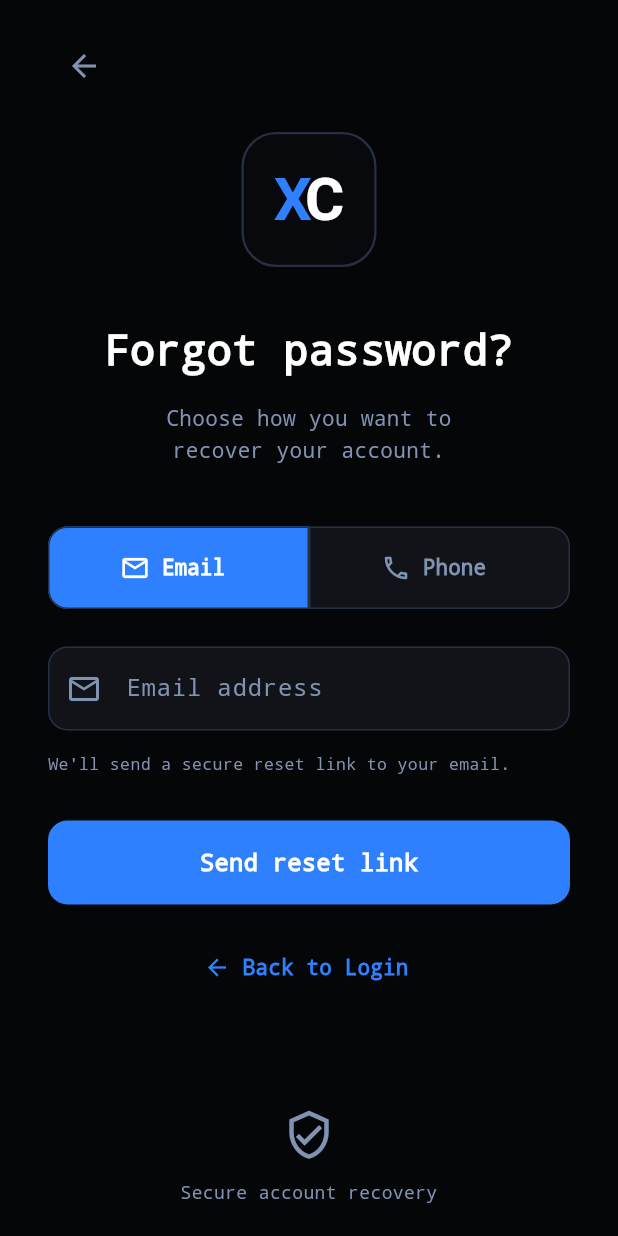
After one commit to MaxTheThawne/XChange, a Flutter app: the ForgotPasswordScreen screen opened directly, on a phone screen of 412 x 824 dp. The commit adds this screen. Run offline on Flutter 3.47's test engine with Material 3 defaults, Android fonts, the light colour scheme and no system bars.

Commit message:
Add forgot password screen

```diff
--- /dev/null
+++ b/lib/forgot_password_screen.dart
@@ -0,0 +1,361 @@
+import 'package:flutter/material.dart';
+
+class ForgotPasswordScreen extends StatefulWidget {
+  const ForgotPasswordScreen({super.key});
+
+  @override
+  State<ForgotPasswordScreen> createState() =>
+      _ForgotPasswordScreenState();
+}
+
+class _ForgotPasswordScreenState
+    extends State<ForgotPasswordScreen> {
+  bool recoverWithEmail = true;
+
+  final TextEditingController recoveryController =
+  TextEditingController();
+
+  @override
+  void dispose() {
+    recoveryController.dispose();
+    super.dispose();
+  }
+
+  void selectRecoveryMethod(bool useEmail) {
+    setState(() {
+      recoverWithEmail = useEmail;
+      recoveryController.clear();
+    });
+  }
+
+  void sendRecoveryRequest() {
+    String userInput = recoveryController.text.trim();
+
+    if (userInput.isEmpty) {
+      ScaffoldMessenger.of(context).showSnackBar(
+        SnackBar(
+          content: Text(
+            recoverWithEmail
+                ? 'Please enter your email address.'
+                : 'Please enter your phone number.',
+          ),
+        ),
+      );
+
+      return;
+    }
+
+
+  }
+
+  @override
+  Widget build(BuildContext context) {
+    return Scaffold(
+      backgroundColor: const Color(0xFF050607),
+      body: SafeArea(
+        child: ListView(
+          padding: const EdgeInsets.symmetric(
+            horizontal: 32,
+            vertical: 20,
+          ),
+          children: [
+            // Back button
+            Align(
+              alignment: Alignment.centerLeft,
+              child: IconButton(
+                onPressed: () {
+                  Navigator.pop(context);
+                },
+                icon: const Icon(
+                  Icons.arrow_back,
+                  color: Color(0xFF8193B2),
+                ),
+              ),
+            ),
+
+            const SizedBox(height: 20),
+
+            // XC logo
+            Center(
+              child: Container(
+                width: 90,
+                height: 90,
+                alignment: Alignment.center,
+                decoration: BoxDecoration(
+                  color: const Color(0xFF07090D),
+                  borderRadius: BorderRadius.circular(23),
+                  border: Border.all(
+                    color: const Color(0xFF263044),
+                    width: 1.5,
+                  ),
+                ),
+                child: const Text.rich(
+                  TextSpan(
+                    children: [
+                      TextSpan(
+                        text: 'X',
+                        style: TextStyle(
+                          color: Color(0xFF2F80FF),
+                        ),
+                      ),
+                      TextSpan(
+                        text: 'C',
+                        style: TextStyle(
+                          color: Colors.white,
+                        ),
+                      ),
+                    ],
+                  ),
+                  style: TextStyle(
+                    fontFamily: 'monospace',
+                    fontSize: 40,
+                    fontWeight: FontWeight.bold,
+                    letterSpacing: -4,
+                  ),
+                ),
+              ),
+            ),
+
+            const SizedBox(height: 35),
+
+            const Text(
+              'Forgot password?',
+              textAlign: TextAlign.center,
+              style: TextStyle(
+                color: Colors.white,
+                fontFamily: 'monospace',
+                fontSize: 28,
+                fontWeight: FontWeight.bold,
+              ),
+            ),
+
+            const SizedBox(height: 16),
+
+            const Text(
+              'Choose how you want to\nrecover your account.',
+              textAlign: TextAlign.center,
+              style: TextStyle(
+                color: Color(0xFF8193B2),
+                fontFamily: 'monospace',
+                fontSize: 14,
+                height: 1.5,
+              ),
+            ),
+
+            const SizedBox(height: 40),
+
+            // Email and phone selection
+            Row(
+              children: [
+                Expanded(
+                  child: SizedBox(
+                    height: 55,
+                    child: ElevatedButton.icon(
+                      onPressed: () {
+                        selectRecoveryMethod(true);
+                      },
+                      icon: const Icon(
+                        Icons.email_outlined,
+                        size: 20,
+                      ),
+                      label: const Text('Email'),
+                      style: ElevatedButton.styleFrom(
+                        backgroundColor: recoverWithEmail
+                            ? const Color(0xFF2F80FF)
+                            : const Color(0xFF111318),
+                        foregroundColor: recoverWithEmail
+                            ? Colors.white
+                            : const Color(0xFF8193B2),
+                        elevation: 0,
+                        side: const BorderSide(
+                          color: Color(0xFF263044),
+                        ),
+                        shape: const RoundedRectangleBorder(
+                          borderRadius: BorderRadius.only(
+                            topLeft: Radius.circular(13),
+                            bottomLeft: Radius.circular(13),
+                          ),
+                        ),
+                        textStyle: const TextStyle(
+                          fontFamily: 'monospace',
+                          fontWeight: FontWeight.bold,
+                        ),
+                      ),
+                    ),
+                  ),
+                ),
+
+                Expanded(
+                  child: SizedBox(
+                    height: 55,
+                    child: ElevatedButton.icon(
+                      onPressed: () {
+                        selectRecoveryMethod(false);
+                      },
+                      icon: const Icon(
+                        Icons.phone_outlined,
+                        size: 20,
+                      ),
+                      label: const Text('Phone'),
+                      style: ElevatedButton.styleFrom(
+                        backgroundColor: recoverWithEmail
+                            ? const Color(0xFF111318)
+                            : const Color(0xFF2F80FF),
+                        foregroundColor: recoverWithEmail
+                            ? const Color(0xFF8193B2)
+                            : Colors.white,
+                        elevation: 0,
+                        side: const BorderSide(
+                          color: Color(0xFF263044),
+                        ),
+                        shape: const RoundedRectangleBorder(
+                          borderRadius: BorderRadius.only(
+                            topRight: Radius.circular(13),
+                            bottomRight: Radius.circular(13),
+                          ),
+                        ),
+                        textStyle: const TextStyle(
+                          fontFamily: 'monospace',
+                          fontWeight: FontWeight.bold,
+                        ),
+                      ),
+                    ),
+                  ),
+                ),
+              ],
+            ),
+
+            const SizedBox(height: 25),
+
+            // Email or phone input
+            TextField(
+              controller: recoveryController,
+              keyboardType: recoverWithEmail
+                  ? TextInputType.emailAddress
+                  : TextInputType.phone,
+              style: const TextStyle(
+                color: Colors.white,
+                fontFamily: 'monospace',
+              ),
+              decoration: InputDecoration(
+                hintText: recoverWithEmail
+                    ? 'Email address'
+                    : 'Phone number',
+                hintStyle: const TextStyle(
+                  color: Color(0xFF8193B2),
+                  fontFamily: 'monospace',
+                ),
+                prefixIcon: Icon(
+                  recoverWithEmail
+                      ? Icons.email_outlined
+                      : Icons.phone_outlined,
+                  color: const Color(0xFF8193B2),
+                ),
+                filled: true,
+                fillColor: const Color(0xFF111318),
+                enabledBorder: OutlineInputBorder(
+                  borderRadius: BorderRadius.circular(13),
+                  borderSide: const BorderSide(
+                    color: Color(0xFF263044),
+                  ),
+                ),
+                focusedBorder: OutlineInputBorder(
+                  borderRadius: BorderRadius.circular(13),
+                  borderSide: const BorderSide(
+                    color: Color(0xFF2F80FF),
+                    width: 1.5,
+                  ),
+                ),
+              ),
+            ),
+
+            const SizedBox(height: 14),
+
+            Text(
+              recoverWithEmail
+                  ? 'We\'ll send a secure reset link to your email.'
+                  : 'We\'ll send an authentication OTP to your phone.',
+              style: const TextStyle(
+                color: Color(0xFF8193B2),
+                fontFamily: 'monospace',
+                fontSize: 11,
+              ),
+            ),
+
+            const SizedBox(height: 30),
+
+            // Send button
+            SizedBox(
+              width: double.infinity,
+              height: 56,
+              child: ElevatedButton(
+                onPressed: sendRecoveryRequest,
+                style: ElevatedButton.styleFrom(
+                  backgroundColor: const Color(0xFF2F80FF),
+                  foregroundColor: Colors.white,
+                  elevation: 0,
+                  shape: RoundedRectangleBorder(
+                    borderRadius: BorderRadius.circular(13),
+                  ),
+                ),
+                child: Text(
+                  recoverWithEmail
+                      ? 'Send reset link'
+                      : 'Send OTP',
+                  style: const TextStyle(
+                    fontFamily: 'monospace',
+                    fontSize: 16,
+                    fontWeight: FontWeight.bold,
+                  ),
+                ),
+              ),
+            ),
+
+            const SizedBox(height: 18),
+
+            // Back to Login
+            TextButton.icon(
+              onPressed: () {
+                Navigator.pop(context);
+              },
+              icon: const Icon(
+                Icons.arrow_back,
+                size: 18,
+              ),
+              label: const Text(
+                'Back to Login',
+                style: TextStyle(
+                  fontFamily: 'monospace',
+                  fontWeight: FontWeight.bold,
+                ),
+              ),
+              style: TextButton.styleFrom(
+                foregroundColor: const Color(0xFF2F80FF),
+              ),
+            ),
+
+            const SizedBox(height: 70),
+
+            const Icon(
+              Icons.verified_user_outlined,
+              color: Color(0xFF8193B2),
+              size: 35,
+            ),
+
+            const SizedBox(height: 12),
+
+            const Text(
+              'Secure account recovery',
+              textAlign: TextAlign.center,
+              style: TextStyle(
+                color: Color(0xFF8193B2),
+                fontFamily: 'monospace',
+                fontSize: 12,
+              ),
+            ),
+          ],
+        ),
+      ),
+    );
+  }
+}
--- a/lib/login_screen.dart
+++ b/lib/login_screen.dart
@@ -1,5 +1,6 @@
 import 'package:flutter/material.dart';
 import 'create_account_screen.dart';
+import 'forgot_password_screen.dart';
 
 class LoginScreen extends StatefulWidget {
   const LoginScreen({super.key});
@@ -184,7 +185,13 @@ class _LoginScreenState extends State<LoginScreen> {
               alignment: Alignment.centerRight,
               child: TextButton(
                 onPressed: () {
-
+                  Navigator.push(
+                    context,
+                    MaterialPageRoute(
+                      builder: (context) =>
+                      const ForgotPasswordScreen(),
+                    ),
+                  );
                 },
                 child: const Text(
                   'Forgot password?',
@@ -205,7 +212,13 @@ class _LoginScreenState extends State<LoginScreen> {
               height: 56,
               child: ElevatedButton(
                 onPressed: () {
-
+                  Navigator.push(
+                    context,
+                    MaterialPageRoute(
+                      builder: (context) =>
+                      const ForgotPasswordScreen(),
+                    ),
+                  );
                 },
                 style: ElevatedButton.styleFrom(
                   backgroundColor: const Color(0xFF2F80FF),
```
